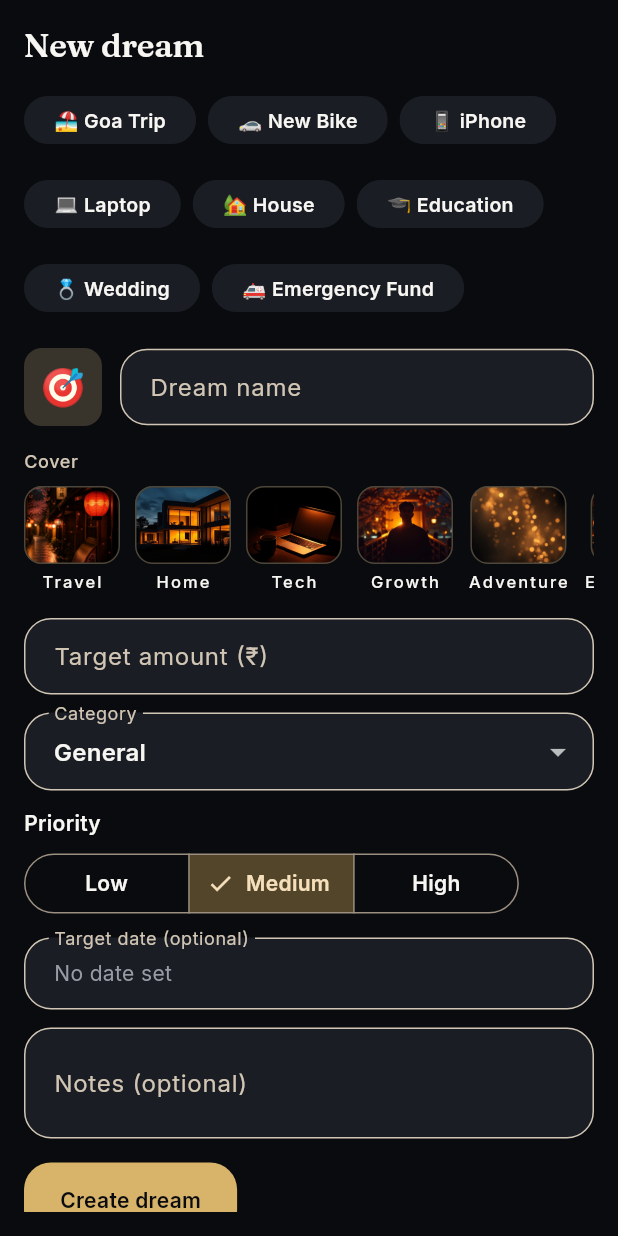
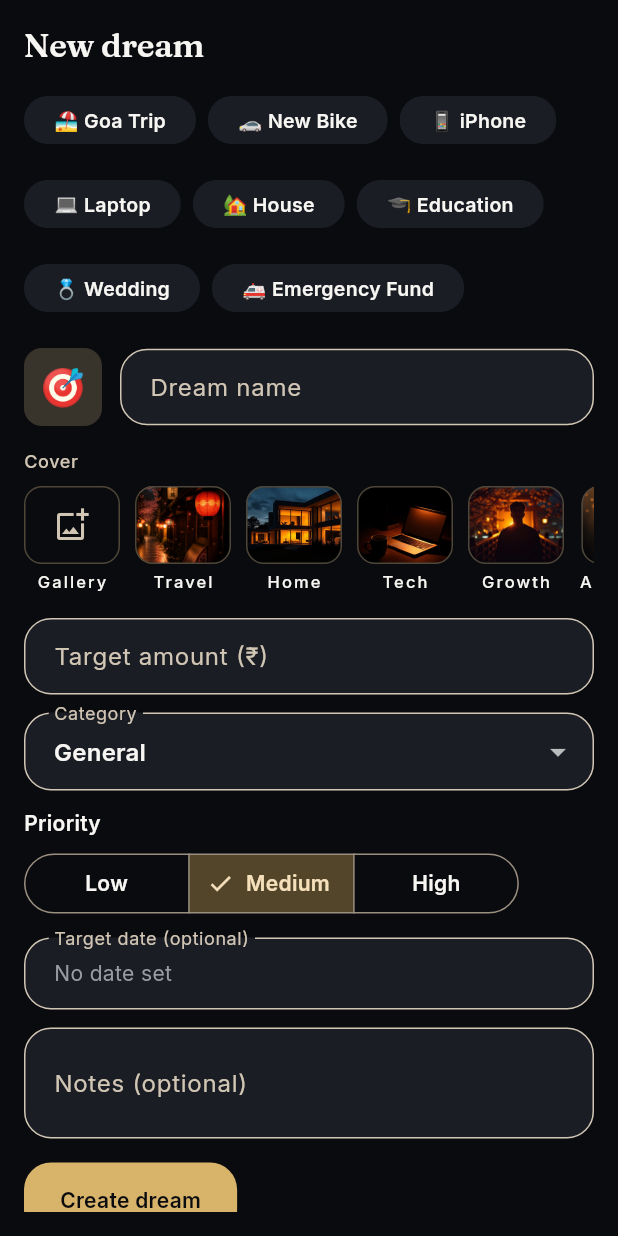
Before and after one commit to baseer-ind/spendzero, a Flutter app: the _CreateGoalSheet widget shown alone on an empty page, opened directly, on a phone screen of 412 x 824 dp. Run offline on Flutter 3.47's test engine with Material 3 defaults, Android fonts, the phone set to English and light mode, and no system bars; our stand-ins replace flutter_riverpod, go_router, image_picker, shared_preferences; accounts and stored records are empty.

Commit message:
Dream covers: add gallery option (pick your own photo)
Follow-up to the bundled cover picker — users can now use their own photo
as a dream cover, the second half of the chosen 'user picks a cover'
approach.

- Add image_picker ^1.1.2 + path_provider ^2.1.4.
- create_goal_sheet: a 'Gallery' tile leads the cover strip. On tap it
  opens the system photo picker (image_picker, gallery source, downscaled
  to 1600px / q85), copies the picked image into the app's documents dir
  (path_provider) so it persists with the dream, and stores it on the goal
  as 'file:<path>'. Errors surface inline; the picked photo shows as the
  selected thumbnail. DreamCover already renders 'file:' refs.
- On Android 13+ this uses the system Photo Picker, so no broad
  photo-library permission is requested.
- docs/41: data-safety note — picked photos are copied on-device only and
  never uploaded (local-first), so not 'collected' under Google's
  definition.

Brace-balance + pubspec validated locally; Flutter analyze/test + APK
build run in CI (plugin resolution + Android build verified there).

```diff
--- a/spendzero/mobile/lib/features/goals/presentation/create_goal_sheet.dart
+++ b/spendzero/mobile/lib/features/goals/presentation/create_goal_sheet.dart
@@ -1,5 +1,10 @@
+import 'dart:io';
+
 import 'package:flutter/material.dart';
 import 'package:flutter_riverpod/flutter_riverpod.dart';
+import 'package:image_picker/image_picker.dart';
+import 'package:path_provider/path_provider.dart';
+import 'package:uuid/uuid.dart';
 
 import '../../../core/models/goal.dart';
 import '../../../core/providers/providers.dart';
@@ -83,6 +88,27 @@ class _CreateGoalSheetState extends ConsumerState<_CreateGoalSheet> {
       lastDate: DateTime.now().add(const Duration(days: 3650)),
     );
     if (picked != null) setState(() => _targetDate = picked);
+  }
+
+  Future<void> _pickFromGallery() async {
+    try {
+      final picked = await ImagePicker().pickImage(
+        source: ImageSource.gallery,
+        maxWidth: 1600,
+        imageQuality: 85,
+      );
+      if (picked == null) return;
+      // The picker returns a cache path that can be purged; copy the image
+      // into the app's documents dir so the cover persists with the dream.
+      final dir = await getApplicationDocumentsDirectory();
+      final dest = File('${dir.path}/dream_cover_${const Uuid().v4()}.jpg');
+      await File(picked.path).copy(dest.path);
+      if (mounted) setState(() => _coverRef = 'file:${dest.path}');
+    } catch (_) {
+      if (mounted) {
+        setState(() => _error = "Couldn't add that photo. Try another one.");
+      }
+    }
   }
 
   Future<void> _save() async {
@@ -191,10 +217,48 @@ class _CreateGoalSheetState extends ConsumerState<_CreateGoalSheet> {
               height: 76,
               child: ListView.separated(
                 scrollDirection: Axis.horizontal,
-                itemCount: dreamCoverOptions.length,
+                itemCount: dreamCoverOptions.length + 1,
                 separatorBuilder: (_, __) => const SizedBox(width: 10),
                 itemBuilder: (context, i) {
-                  final opt = dreamCoverOptions[i];
+                  final scheme = Theme.of(context).colorScheme;
+                  // First tile: pick from the user's gallery.
+                  if (i == 0) {
+                    final fileSelected = _coverRef?.startsWith('file:') ?? false;
+                    return GestureDetector(
+                      onTap: _pickFromGallery,
+                      child: Column(
+                        mainAxisSize: MainAxisSize.min,
+                        children: [
+                          Container(
+                            width: 64,
+                            height: 52,
+                            alignment: Alignment.center,
+                            decoration: BoxDecoration(
+                              borderRadius: BorderRadius.circular(12),
+                              border: Border.all(
+                                color: fileSelected ? scheme.primary : scheme.outlineVariant,
+                                width: fileSelected ? 2 : 1,
+                              ),
+                              image: fileSelected
+                                  ? DecorationImage(
+                                      image: FileImage(File(_coverRef!.substring(5))),
+                                      fit: BoxFit.cover,
+                                    )
+                                  : null,
+                            ),
+                            child: fileSelected
+                                ? null
+                                : Icon(Icons.add_photo_alternate_outlined,
+                                    color: scheme.onSurfaceVariant),
+                          ),
+                          const SizedBox(height: 4),
+                          Text('Gallery', style: Theme.of(context).textTheme.labelSmall),
+                        ],
+                      ),
+                    );
+                  }
+
+                  final opt = dreamCoverOptions[i - 1];
                   final ref = 'asset:${opt.key}';
                   final selected = _coverRef == ref;
                   return GestureDetector(
@@ -208,9 +272,7 @@ class _CreateGoalSheetState extends ConsumerState<_CreateGoalSheet> {
                           decoration: BoxDecoration(
                             borderRadius: BorderRadius.circular(12),
                             border: Border.all(
-                              color: selected
-                                  ? Theme.of(context).colorScheme.primary
-                                  : Theme.of(context).colorScheme.outlineVariant,
+                              color: selected ? scheme.primary : scheme.outlineVariant,
                               width: selected ? 2 : 1,
                             ),
                             image: DecorationImage(
--- a/spendzero/mobile/pubspec.yaml
+++ b/spendzero/mobile/pubspec.yaml
@@ -14,6 +14,8 @@ dependencies:
   http: ^1.2.0
   shared_preferences: ^2.2.0
   uuid: ^4.4.0
+  image_picker: ^1.1.2
+  path_provider: ^2.1.4
 
 dev_dependencies:
   flutter_test:
```
Also changed, not shown: 1 other file.
